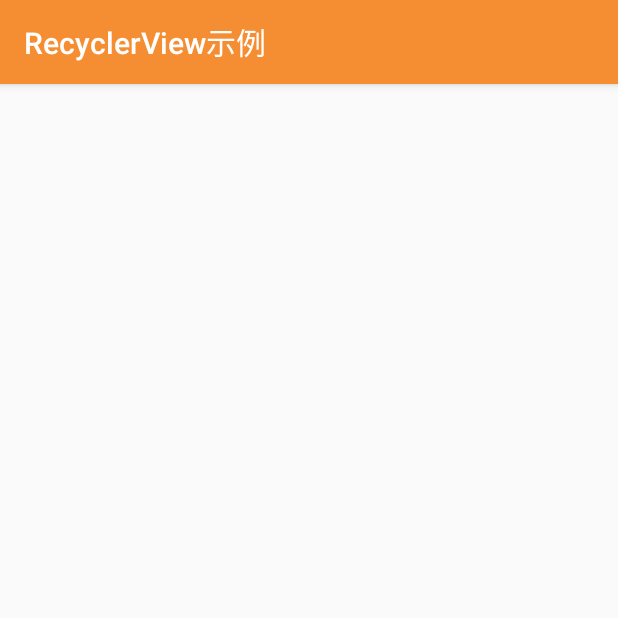
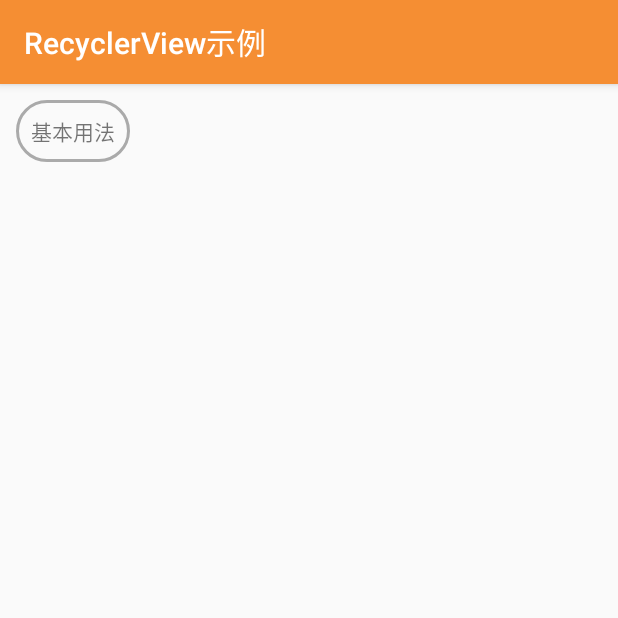
Before and after one commit to ChestnutPlus/CodeSnippet, an Android app: the RecyclerViewActivity screen opened directly, with no data from a screen before it, on a phone screen of 412 x 824 dp, the top half of it. Run offline under Robolectric (Android 15) with nearby library versions, the phone set to English and light mode, and no system bars; our stand-ins replace FlexboxLayout.

Commit message:
add base use for recyclerView

```diff
--- a/app/build.gradle
+++ b/app/build.gradle
@@ -8,7 +8,6 @@ android {
         targetSdkVersion 28
         versionCode 1
         versionName "1.0"
-        testInstrumentationRunner "android.support.test.runner.AndroidJUnitRunner"
     }
     buildTypes {
         release {
@@ -25,6 +24,7 @@ android {
 dependencies {
     implementation fileTree(dir: 'libs', include: ['*.jar'])
     implementation 'com.android.support:appcompat-v7:28.0.0'
+    implementation 'com.android.support:recyclerview-v7:28.0.0'
     implementation 'com.android.support:support-v4:28.0.0'
     implementation 'com.android.support.constraint:constraint-layout:1.1.3'
     implementation 'com.google.android:flexbox:0.2.5'
--- /dev/null
+++ b/app/src/main/java/x/chestnut/code/snippet/base/BackFragmentScrollBaseActivity.java
@@ -0,0 +1,42 @@
+package x.chestnut.code.snippet.base;
+
+import android.support.v4.app.Fragment;
+import android.support.v4.app.FragmentTransaction;
+
+import x.chestnut.code.snippet.R;
+
+/**
+ * <pre>
+ *     author: Chestnut
+ *     blog  : http://www.jianshu.com/u/a0206b5f4526
+ *     time  : 2019/3/27 22:38
+ *     desc  :
+ *     thanks To:
+ *     dependent on:
+ *     update log:
+ * </pre>
+ */
+
+public abstract class BackFragmentScrollBaseActivity extends ScrollBaseActivity{
+
+    @Override
+    public int getLayoutId() {
+        return R.layout.activity_scroll_back_fragment;
+    }
+
+    /*添加fragment*/
+    protected void startFragment(Fragment fragment) {
+        startFragment(fragment,true);
+    }
+
+    protected void startFragment(Fragment fragment, boolean isAddBackStack) {
+        /*判断该fragment是否已经被添加过  如果没有被添加  则添加*/
+        if (!fragment.isAdded()) {
+            FragmentTransaction fragmentTransaction = getSupportFragmentManager().beginTransaction();
+            if (isAddBackStack)
+                fragmentTransaction.addToBackStack(null);
+            fragmentTransaction.add(R.id.frame_layout, fragment, fragment.getClass().getSimpleName())
+                    .commit();
+        }
+    }
+}
--- a/app/src/main/java/x/chestnut/code/snippet/ui/recyclerView/RecyclerViewActivity.java
+++ b/app/src/main/java/x/chestnut/code/snippet/ui/recyclerView/RecyclerViewActivity.java
@@ -1,10 +1,14 @@
 package x.chestnut.code.snippet.ui.recyclerView;
 
-import x.chestnut.code.snippet.base.ScrollBaseActivity;
+import x.chestnut.code.snippet.base.BackFragmentScrollBaseActivity;
+import x.chestnut.code.snippet.ui.recyclerView.baseUse.RecyclerViewBaseUseFragment;
 
-public class RecyclerViewActivity extends ScrollBaseActivity {
+public class RecyclerViewActivity extends BackFragmentScrollBaseActivity {
     @Override
     public void lazyLoadViewAfterOnResume() {
         setTitle("RecyclerView示例");
+        addView("基本用法",view -> {
+            startFragment(RecyclerViewBaseUseFragment.newInstance());
+        });
     }
 }
--- /dev/null
+++ b/app/src/main/res/layout/activity_scroll_back_fragment.xml
@@ -0,0 +1,22 @@
+<?xml version="1.0" encoding="utf-8"?>
+<ScrollView xmlns:android="http://schemas.android.com/apk/res/android"
+    xmlns:app="http://schemas.android.com/apk/res-auto"
+    xmlns:tools="http://schemas.android.com/tools"
+    android:layout_width="match_parent"
+    android:layout_height="match_parent">
+    <FrameLayout
+        android:id="@+id/frame_layout"
+        android:layout_width="match_parent"
+        android:layout_height="match_parent">
+        <com.google.android.flexbox.FlexboxLayout xmlns:android="http://schemas.android.com/apk/res/android"
+            xmlns:app="http://schemas.android.com/apk/res-auto"
+            xmlns:tools="http://schemas.android.com/tools"
+            android:padding="5dp"
+            android:id="@+id/flx"
+            app:flexDirection="row"
+            app:flexWrap="wrap"
+            android:layout_width="match_parent"
+            android:layout_height="wrap_content"
+            tools:context=".MainActivity"/>
+    </FrameLayout>
+</ScrollView>
```
Also changed, not shown: app/src/main/java/x/chestnut/code/snippet/ui/recyclerView/baseUse/BaseUseAdapter.java (added, +51 -0 lines), app/src/main/java/x/chestnut/code/snippet/ui/recyclerView/baseUse/BaseUseBean.java (added, +21 -0 lines), app/src/main/java/x/chestnut/code/snippet/ui/recyclerView/baseUse/BaseUseHolder.java (added, +36 -0 lines), app/src/main/java/x/chestnut/code/snippet/ui/recyclerView/baseUse/RecyclerViewBaseUseFragment.java (added, +83 -0 lines), app/src/main/res/layout/fragment_recycler_view.xml (added, +7 -0 lines), app/src/main/res/layout/recycler_view_item.xml (added, +13 -0 lines), app/src/main/res/drawable/girl_1.png (added), app/src/main/res/drawable/girl_2.png (added), app/src/main/res/drawable/girl_3.png (added), app/src/main/res/drawable/girl_4.png (added), app/src/main/res/drawable/girl_5.png (added), app/src/main/res/drawable/girl_6.png (added).
